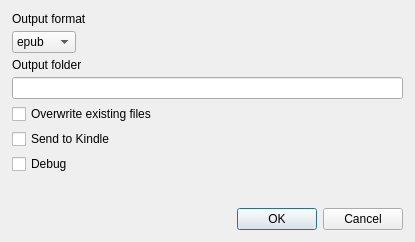
dnkorpushov/libro2, file src/designer/convertdialog.ui: the form before one commit.
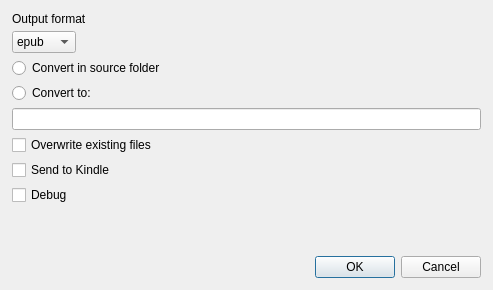
The form after the commit. Custom widgets are drawn as their Qt base class.

Diff of the .ui file:
```diff
--- a/src/designer/convertdialog.ui
+++ b/src/designer/convertdialog.ui
@@ -6,8 +6,8 @@
    <rect>
     <x>0</x>
     <y>0</y>
-    <width>415</width>
-    <height>242</height>
+    <width>493</width>
+    <height>290</height>
    </rect>
   </property>
   <property name="windowTitle">
@@ -67,9 +67,16 @@
     </widget>
    </item>
    <item>
-    <widget class="QLabel" name="label_2">
+    <widget class="QRadioButton" name="radioConvertInSourceFolder">
      <property name="text">
-      <string>Output folder</string>
+      <string>Convert in source folder</string>
+     </property>
+    </widget>
+   </item>
+   <item>
+    <widget class="QRadioButton" name="radioConvertTo">
+     <property name="text">
+      <string>Convert to:</string>
      </property>
     </widget>
    </item>
```
